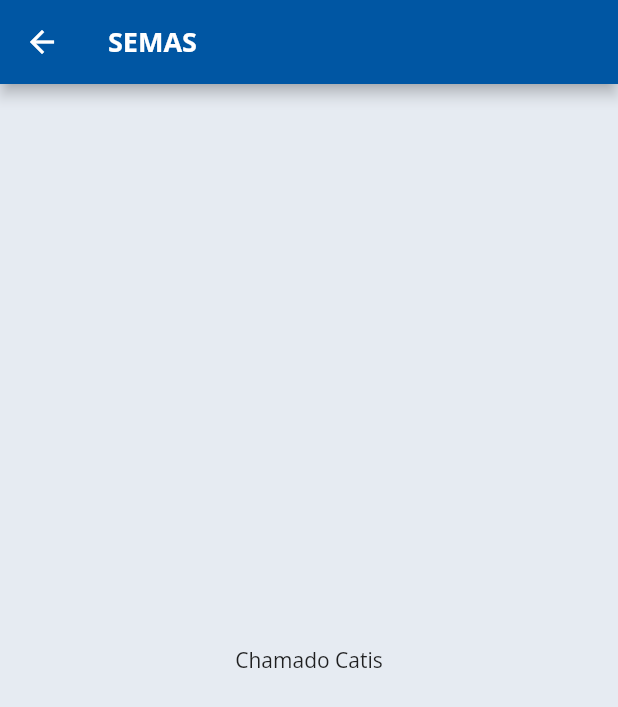
After one commit to tecnoss/techlead-semaspa, a Flutter app: the ChamadoCatisSCreen screen opened by its route, on a phone screen of 412 x 824 dp. The commit adds this screen. Shown: the top 707 px of the screen. Run offline on Flutter 3.47's test engine with Material 2 defaults, Android fonts, the phone set to English and light mode, and no system bars; our stand-ins replace flutter_svg, google_fonts, location, nb_utils, webview_flutter; missing offline and left inert: horizontal_data_table.

Commit message:
Created scaffold chamado catis screen

```diff
--- a/lib/main.dart
+++ b/lib/main.dart
@@ -3,6 +3,7 @@ import 'package:nb_utils/nb_utils.dart';
 import 'package:semasma/screens/app_splash_screen.dart';
 import 'package:semasma/utils/app_theme.dart';
 
+import 'screens/chamado_catis/chamado_catis_screen.dart';
 import 'screens/denuncia_ouvidoria/data_location_screen.dart';
 import 'screens/denuncia_ouvidoria/denuncia_ouvidoria_screen.dart';
 import 'screens/denuncia_ouvidoria/identification_screen.dart';
@@ -88,6 +89,10 @@ class MyApp extends StatelessWidget {
             return MaterialPageRoute(
               builder: (context) => const DataLocationScreen(),
             );
+          case '/chamado_catis':
+            return MaterialPageRoute(
+              builder: (context) => const ChamadoCatisSCreen(),
+            );
           default:
             return MaterialPageRoute(
               builder: (context) => const HomeScreen(),
--- /dev/null
+++ b/lib/screens/chamado_catis/chamado_catis_screen.dart
@@ -0,0 +1,25 @@
+import 'package:flutter/material.dart';
+import 'package:semasma/widgets/leading.dart';
+import 'package:semasma/widgets/title_app_bar.dart';
+
+class ChamadoCatisSCreen extends StatefulWidget {
+  const ChamadoCatisSCreen({super.key});
+
+  @override
+  State<ChamadoCatisSCreen> createState() => _ChamadoCatisSCreenState();
+}
+
+class _ChamadoCatisSCreenState extends State<ChamadoCatisSCreen> {
+  @override
+  Widget build(BuildContext context) {
+    return Scaffold(
+      appBar: AppBar(
+        title: const TitleAppBar(title: 'SEMAS'),
+        leading: const Leading(),
+      ),
+      body: const Center(
+        child: Text('Chamado Catis'),
+      ),
+    );
+  }
+}
--- a/lib/screens/home_screen.dart
+++ b/lib/screens/home_screen.dart
@@ -50,7 +50,7 @@ class _HomeScreenState extends State<HomeScreen> {
     {
       "icon": "assets/icons/home/catis.png",
       "title": "Solicitar Chamados no CATIS",
-      "route": "/solicitar_chamados_catis",
+      "route": "/chamado_catis",
     },
     {
       "icon": "assets/icons/home/faqs.png",
```
